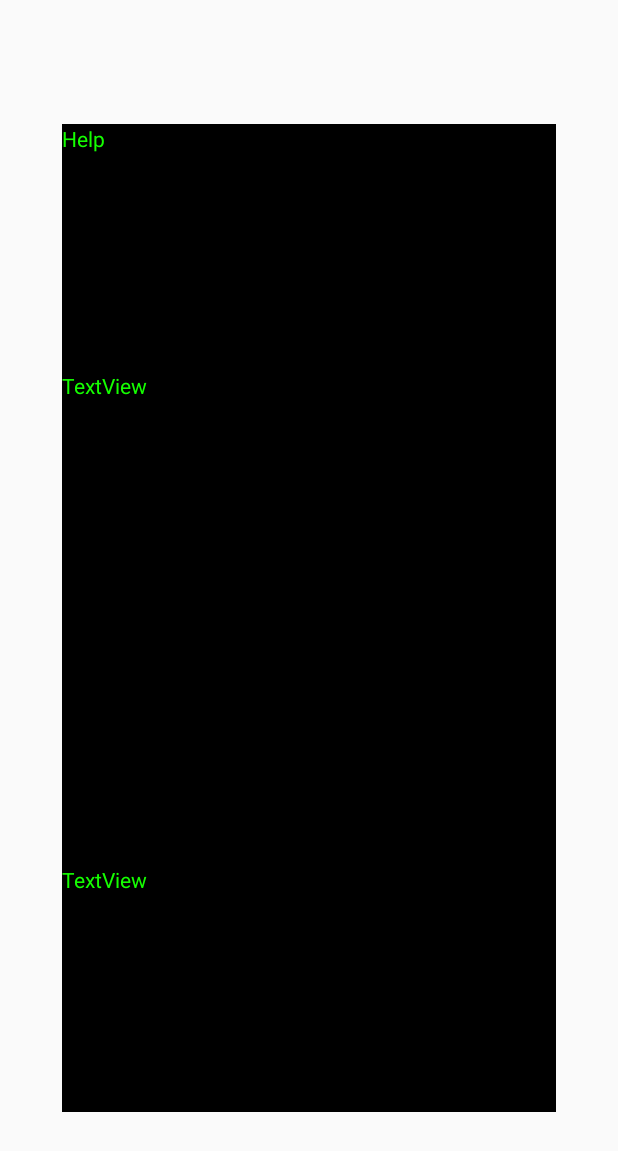
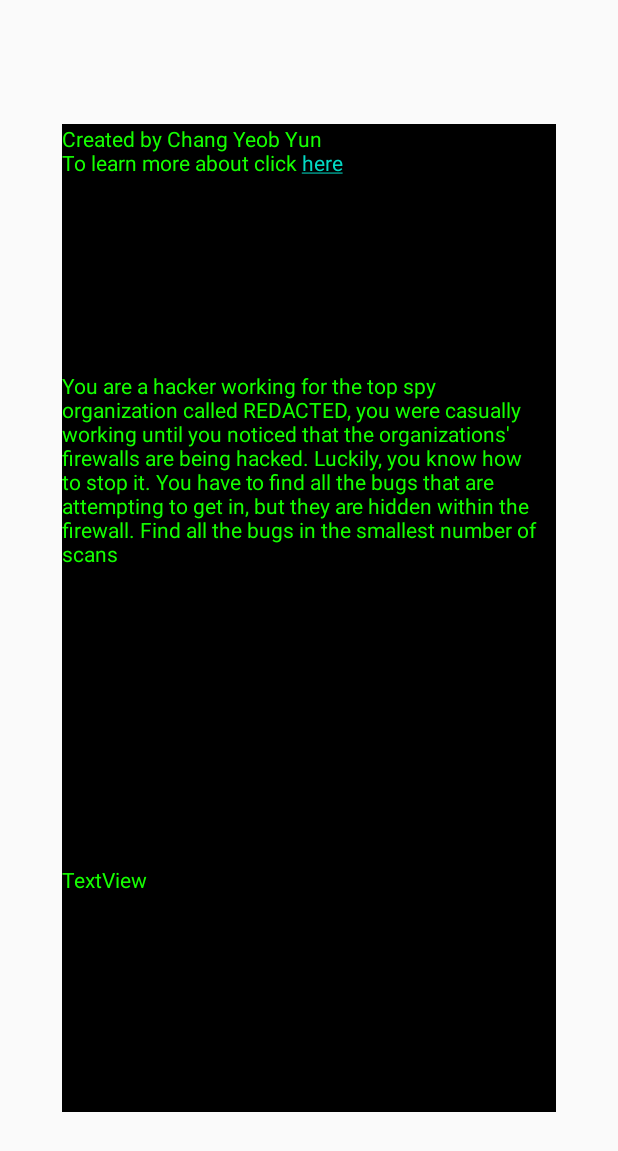
Before and after one commit to Chang-Y-Y/basic-android-game, an Android app: the layout content_help.xml on its own in the app's theme, with its tools: preview values and no code run, on a phone screen of 412 x 824 dp. Shown: the top 1151 px of the screen. Run offline under Robolectric (Android 15) with nearby library versions, the phone set to English and light mode, and no system bars.

```diff
--- a/app/src/main/res/layout/activity_game.xml
+++ b/app/src/main/res/layout/activity_game.xml
@@ -4,7 +4,7 @@
     xmlns:tools="http://schemas.android.com/tools"
     android:layout_width="match_parent"
     android:layout_height="match_parent"
-    android:background="@drawable/matrix"
+    android:background="@drawable/binary_background"
     tools:context=".GameActivity">
 
     <com.google.android.material.appbar.AppBarLayout
--- a/app/src/main/res/layout/content_help.xml
+++ b/app/src/main/res/layout/content_help.xml
@@ -11,9 +11,8 @@
         android:layout_width="0dp"
         android:layout_height="0dp"
         android:background="#000000"
-        android:text="@string/help_message"
+        android:text="@string/about_the_author"
         android:textColor="#15ff00"
-        android:autoLink="all"
         app:layout_constraintBottom_toTopOf="@+id/guideline9"
         app:layout_constraintEnd_toStartOf="@+id/guideline4"
         app:layout_constraintStart_toStartOf="@+id/guideline3"
@@ -52,7 +51,7 @@
         android:layout_width="0dp"
         android:layout_height="0dp"
         android:background="#000000"
-        android:text="TextView"
+        android:text="@string/about_the_game"
         android:textColor="#15ff00"
         app:layout_constraintBottom_toTopOf="@+id/text_citations"
         app:layout_constraintEnd_toStartOf="@+id/guideline4"
--- a/app/src/main/res/values/strings.xml
+++ b/app/src/main/res/values/strings.xml
@@ -21,7 +21,7 @@
     <string name="help_message">Help</string>
 
     <string name="about_the_author">Created by Chang Yeob Yun\nTo learn more
-    about click <a href="https://www.google.ca/">here</a></string>
+    about click <a href="https://opencoursehub.cs.sfu.ca/bfraser/grav-cms/cmpt276/home">here</a></string>
     <string name="about_the_game">You are a hacker working for the top spy organization called REDACTED, you were
     casually working until you noticed that the organizations\' firewalls are being hacked. Luckily, you know how to stop it.
     You have to find all the bugs that are attempting to get in, but they are hidden within the firewall. Find all the bugs
@@ -35,4 +35,5 @@
     <string name="number_of_hacker_bugs_found">"%1d of %1d bugs found</string>
     <string name="number_of_scans_used">"Number of Scans Used: %1d"</string>
     <string name="a_winner_is_you">A winner is you</string>
+    <string name="number">"%1d"</string>
 </resources>
```
Also changed, not shown: app/src/main/java/ca/cmpt276/as3/GameActivity.java (+12 -6 lines), app/src/main/java/ca/cmpt276/as3/HelpActivity.java (+2 -6 lines), app/src/main/res/drawable/binary_background.jpg (added), app/src/main/res/drawable/fire_wall.png (added), app/src/main/res/drawable/found_bug.png (added).
